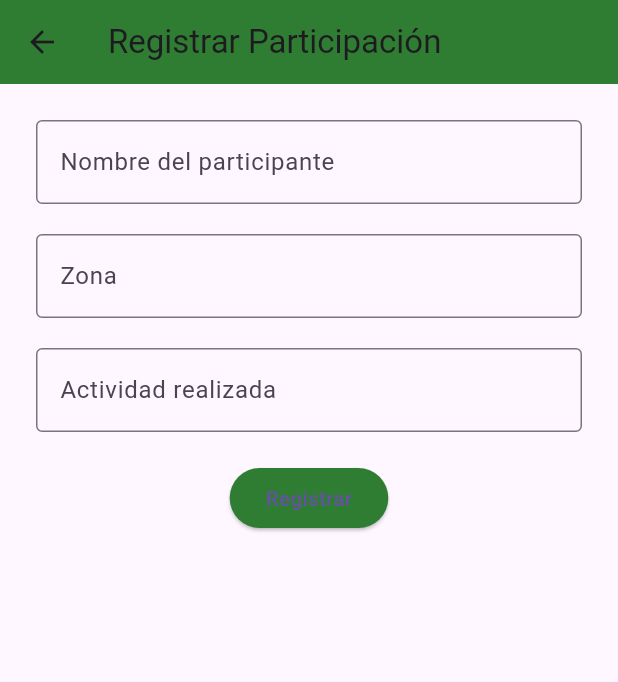
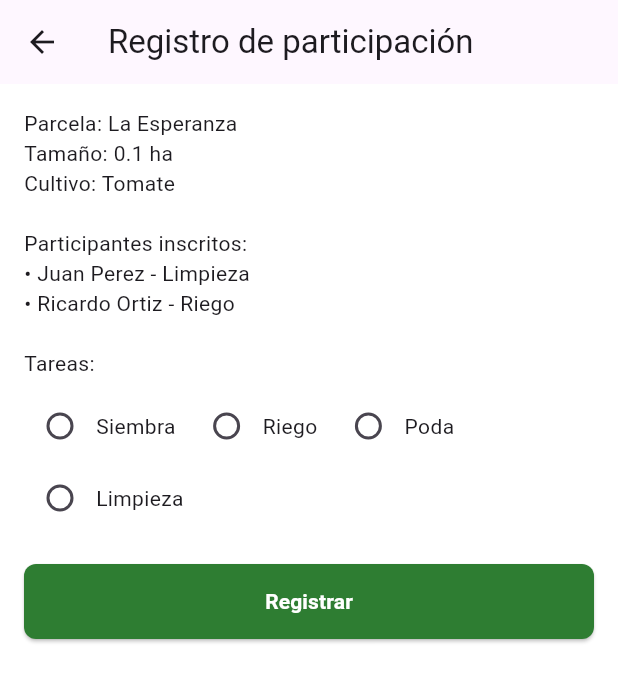
Before and after one commit to Blaviken-fsociety/agrolink, a Flutter app: the ParticipationRegisterScreen screen opened directly, on a phone screen of 412 x 824 dp. Shown: the top 682 px of the screen. Run offline on Flutter 3.47's test engine with Material 3 defaults, Android fonts, the phone set to English and light mode, and no system bars.

Commit message:
Third commit

```diff
--- a/agrolink/lib/main.dart
+++ b/agrolink/lib/main.dart
@@ -13,6 +13,10 @@ class AgroLinkApp extends StatelessWidget {
     return MaterialApp(
       title: 'AgroLink',
       debugShowCheckedModeBanner: false,
+      theme: ThemeData(
+        primarySwatch: Colors.green,
+        scaffoldBackgroundColor: Colors.white,
+      ),
       home: const LoginScreen(),
     );
   }
--- a/agrolink/lib/screens/participation_register_screen.dart
+++ b/agrolink/lib/screens/participation_register_screen.dart
@@ -1,5 +1,5 @@
 import 'package:flutter/material.dart';
-import '../theme/colors.dart';
+import '../widgets/custom_button.dart';
 
 class ParticipationRegisterScreen extends StatelessWidget {
   const ParticipationRegisterScreen({super.key});
@@ -7,41 +7,55 @@ class ParticipationRegisterScreen extends StatelessWidget {
   @override
   Widget build(BuildContext context) {
     return Scaffold(
-      appBar: AppBar(
-        title: const Text('Registrar Participación'),
-        backgroundColor: AppColors.primaryGreen,
-      ),
+      appBar: AppBar(title: const Text('Registro de participación')),
       body: Padding(
-        padding: const EdgeInsets.all(24.0),
+        padding: const EdgeInsets.all(16.0),
         child: Column(
+          crossAxisAlignment: CrossAxisAlignment.start,
           children: [
-            _buildInput('Nombre del participante'),
+            const Text('Parcela: La Esperanza\nTamaño: 0.1 ha\nCultivo: Tomate'),
             const SizedBox(height: 20),
-            _buildInput('Zona'),
+            const Text('Participantes inscritos:'),
+            const Text('• Juan Perez - Limpieza'),
+            const Text('• Ricardo Ortiz - Riego'),
             const SizedBox(height: 20),
-            _buildInput('Actividad realizada'),
+            const Text('Tareas:'),
+            const SizedBox(height: 8),
+            Wrap(
+              spacing: 10,
+              children: [
+                RadioButtonOption('Siembra'),
+                RadioButtonOption('Riego'),
+                RadioButtonOption('Poda'),
+                RadioButtonOption('Limpieza'),
+              ],
+            ),
             const SizedBox(height: 20),
-            ElevatedButton(
+            CustomButton(
+              text: 'Registrar',
               onPressed: () {
-                // Guardar participación
+                // Lógica de registro
               },
-              style: ElevatedButton.styleFrom(
-                backgroundColor: AppColors.primaryGreen,
-              ),
-              child: const Text('Registrar'),
             ),
           ],
         ),
       ),
     );
   }
+}
 
-  Widget _buildInput(String label) {
-    return TextField(
-      decoration: InputDecoration(
-        labelText: label,
-        border: const OutlineInputBorder(),
-      ),
+class RadioButtonOption extends StatelessWidget {
+  final String label;
+  const RadioButtonOption(this.label, {super.key});
+
+  @override
+  Widget build(BuildContext context) {
+    return Row(
+      mainAxisSize: MainAxisSize.min,
+      children: [
+        Radio(value: label, groupValue: null, onChanged: (_) {}),
+        Text(label),
+      ],
     );
   }
 }
```
Also changed, not shown: agrolink/lib/screens/login_screen.dart (+36 -34 lines), agrolink/lib/screens/user_register_screen.dart (+18 -27 lines), agrolink/lib/screens/zone_register_screen.dart (+30 -26 lines).
